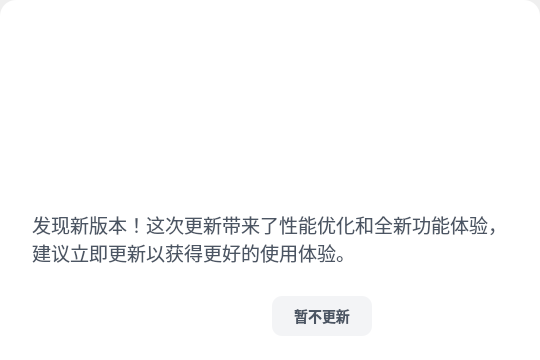
This is UI_UpdateDialog.ui in YangShengzhou03/LeafView as Qt 5 draws it before an edit. The edited form follows.
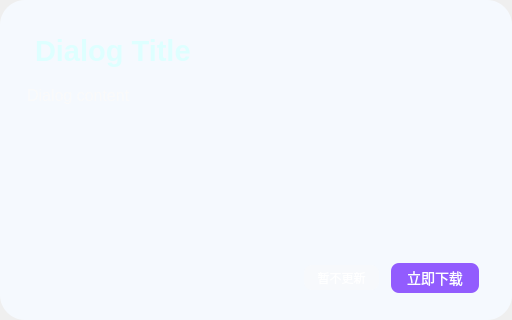
This is the edited form.

Patch:
```diff
--- a/UI_UpdateDialog.ui
+++ b/UI_UpdateDialog.ui
@@ -6,8 +6,8 @@
    <rect>
     <x>0</x>
     <y>0</y>
-    <width>540</width>
-    <height>360</height>
+    <width>512</width>
+    <height>320</height>
    </rect>
   </property>
   <property name="windowTitle">
@@ -36,14 +36,14 @@
     <widget class="QFrame" name="frame">
      <property name="minimumSize">
       <size>
-       <width>540</width>
-       <height>360</height>
+       <width>512</width>
+       <height>320</height>
       </size>
      </property>
      <property name="styleSheet">
       <string notr="true">QFrame#frame{
-background-color: rgb(255, 255, 255);
-border-radius: 16px;
+background-color: rgb(245, 249, 254);
+border-radius:25px;
 }</string>
      </property>
      <property name="frameShape">
@@ -52,9 +52,9 @@
      <property name="frameShadow">
       <enum>QFrame::Raised</enum>
      </property>
-     <layout class="QVBoxLayout" name="verticalLayout_2">
+     <layout class="QHBoxLayout" name="horizontalLayout_7" stretch="4">
       <property name="spacing">
-       <number>0</number>
+       <number>12</number>
       </property>
       <property name="leftMargin">
        <number>0</number>
@@ -69,147 +69,116 @@
        <number>0</number>
       </property>
       <item>
-       <widget class="QWidget" name="headerWidget" native="true">
+       <layout class="QVBoxLayout" name="verticalLayout_6" stretch="9">
+        <property name="spacing">
+         <number>0</number>
+        </property>
+        <property name="leftMargin">
+         <number>9</number>
+        </property>
+        <property name="topMargin">
+         <number>9</number>
+        </property>
+        <property name="rightMargin">
+         <number>9</number>
+        </property>
+        <property name="bottomMargin">
+         <number>9</number>
+        </property>
+        <item>
+         <widget class="QWidget" name="widget_3" native="true">
         <property name="minimumSize">
          <size>
           <width>0</width>
-          <height>160</height>
+            <height>0</height>
+           </size>
+          </property>
+          <property name="maximumSize">
+           <size>
+            <width>16777215</width>
+            <height>16777215</height>
          </size>
         </property>
         <property name="styleSheet">
-         <string notr="true">.QWidget#headerWidget{
-background: linear-gradient(135deg, #6366F1 0%, #8B5CF6 100%);
-border-radius: 16px 16px 0 0;
-position: relative;
-overflow: hidden;
+           <string notr="true">.QWidget{
+background-color: qlineargradient(x1:0, y1:0, x2:0, y2:1,
+                                  stop:0 rgb(105, 27, 253), 
+                                  stop:1 rgb(200, 160, 240));
+border-radius:16px;
+color: rgb(255, 255, 255);
 }
 
-.QWidget#headerWidget::before {
-content: '';
-position: absolute;
-width: 300px;
-height: 300px;
-background: rgba(255, 255, 255, 0.1);
-border-radius: 50%;	op: -150px;
-right: -150px;
-}
-
-.QWidget#headerWidget::after {
-content: '';
-position: absolute;
-width: 150px;
-height: 150px;
-background: rgba(255, 255, 255, 0.15);
-border-radius: 50%;
-bottom: -75px;
-left: -75px;
-}</string>
-        </property>
-        <layout class="QVBoxLayout" name="verticalLayout_3">
+</string>
+          </property>
+          <layout class="QHBoxLayout" name="horizontalLayout_5" stretch="5">
          <property name="spacing">
-          <number>8</number>
+            <number>18</number>
          </property>
          <property name="leftMargin">
-          <number>32</number>
+            <number>18</number>
          </property>
          <property name="topMargin">
-          <number>32</number>
+            <number>18</number>
          </property>
          <property name="rightMargin">
-          <number>32</number>
+            <number>18</number>
          </property>
          <property name="bottomMargin">
-          <number>24</number>
+            <number>18</number>
+           </property>
+           <item>
+            <layout class="QHBoxLayout" name="horizontalLayout_4">
+             <item>
+              <layout class="QVBoxLayout" name="verticalLayout_5" stretch="1,3,1">
+               <property name="spacing">
+                <number>0</number>
          </property>
          <item>
           <widget class="QLabel" name="label_title">
            <property name="font">
             <font>
-             <pointsize>24</pointsize>
+                   <pointsize>22</pointsize>
              <bold>true</bold>
             </font>
            </property>
            <property name="styleSheet">
             <string notr="true">QLabel {
-    color: rgb(255, 255, 255);
-    qproperty-alignment: 'AlignLeft';
+    color: rgba(222, 255, 255, 255);
+    qproperty-alignment: 'AlignCenter';
+    margin-bottom: 12px;
 }</string>
            </property>
            <property name="text">
-            <string>新版本已发布</string>
+                  <string>Dialog Title</string>
            </property>
           </widget>
          </item>
-         <item>
-          <widget class="QLabel" name="label_version">
-           <property name="font">
-            <font>
-             <pointsize>16</pointsize>
-             <bold>false</bold>
-            </font>
-           </property>
-           <property name="styleSheet">
-            <string notr="true">color: rgba(255, 255, 255, 0.9);</string>
-           </property>
-           <property name="text">
-            <string>LeafView v2.0.0</string>
-           </property>
-          </widget>
-         </item>
-        </layout>
-       </widget>
-      </item>
-      <item>
-       <widget class="QWidget" name="contentWidget" native="true">
-        <property name="styleSheet">
-         <string notr="true">.QWidget#contentWidget {
-background-color: rgb(255, 255, 255);
-border-radius: 0 0 16px 16px;
-}
-
-QLabel#label_content {
-color: #4B5563;
-line-height: 1.5;
-}</string>
-        </property>
-        <layout class="QVBoxLayout" name="verticalLayout_4">
-         <property name="spacing">
-          <number>24</number>
-         </property>
-         <property name="leftMargin">
-          <number>32</number>
-         </property>
-         <property name="topMargin">
-          <number>24</number>
-         </property>
-         <property name="rightMargin">
-          <number>32</number>
-         </property>
-         <property name="bottomMargin">
-          <number>24</number>
-         </property>
          <item>
           <widget class="QLabel" name="label_content">
            <property name="font">
             <font>
-             <pointsize>14</pointsize>
-            </font>
-           </property>
+                   <pointsize>12</pointsize>
+                   <bold>false</bold>
+                  </font>
+                 </property>
+                 <property name="styleSheet">
+                  <string notr="true">color: rgb(250, 250, 250)</string>
+                 </property>
            <property name="text">
-            <string>发现新版本！这次更新带来了性能优化和全新功能体验，建议立即更新以获得更好的使用体验。</string>
-           </property>
-           <property name="wordWrap">
-            <bool>true</bool>
+                  <string>Dialog content</string>
+                 </property>
+                 <property name="alignment">
+                  <set>Qt::AlignLeading|Qt::AlignLeft|Qt::AlignTop</set>
            </property>
           </widget>
          </item>
          <item>
           <layout class="QHBoxLayout" name="horizontalLayout">
            <property name="spacing">
-            <number>16</number>
+                  <number>12</number>
            </property>
            <property name="rightMargin">
-            <number>0</number>
+                  <number>6</number>
            </property>
            <item>
             <spacer name="horizontalSpacer">
@@ -228,25 +197,24 @@
             <widget class="QPushButton" name="pushButton_cancel">
              <property name="minimumSize">
               <size>
-               <width>100</width>
-               <height>40</height>
+                     <width>75</width>
+                     <height>25</height>
               </size>
              </property>
              <property name="maximumSize">
               <size>
-               <width>100</width>
-               <height>40</height>
+                     <width>75</width>
+                     <height>25</height>
               </size>
              </property>
              <property name="styleSheet">
               <string notr="true">QPushButton {
-    background-color: #F3F4F6;
-    color: #4B5563;
+    background-color: rgba(250, 250, 250, 100);
+    color: white;
     border: none;
-    border-radius: 10px;
+    border-radius: 8px;
     font-family: 'Microsoft YaHei';
-    font-size: 14px;
-    font-weight: 500;
+    font-size: 12px;
 }
 
 QPushButton:hover {
@@ -266,25 +234,24 @@
             <widget class="QPushButton" name="pushButton_download">
              <property name="minimumSize">
               <size>
-               <width>120</width>
-               <height>40</height>
+                     <width>88</width>
+                     <height>30</height>
               </size>
              </property>
              <property name="maximumSize">
               <size>
-               <width>120</width>
-               <height>40</height>
+                     <width>88</width>
+                     <height>30</height>
               </size>
              </property>
              <property name="styleSheet">
               <string notr="true">QPushButton {
-    background: linear-gradient(135deg, #6366F1 0%, #8B5CF6 100%);
+    background-color: rgba(105, 27, 253, 180);
     color: white;
     border: none;
-    border-radius: 10px;
+    border-radius: 8px;
     font-family: 'Microsoft YaHei';
     font-size: 14px;
-    font-weight: 500;
 }
 
 QPushButton:hover {
@@ -296,14 +263,20 @@
 }</string>
              </property>
              <property name="text">
-              <string>立即更新</string>
+                    <string>立即下载</string>
              </property>
             </widget>
            </item>
           </layout>
          </item>
         </layout>
-       </widget>
+             </item>
+            </layout>
+           </item>
+          </layout>
+         </widget>
+        </item>
+       </layout>
       </item>
      </layout>
     </widget>
```
Left out of the diff: 15 changed lines with no effect on the pictures. Lines whose indentation alone changed are shown as unchanged.
